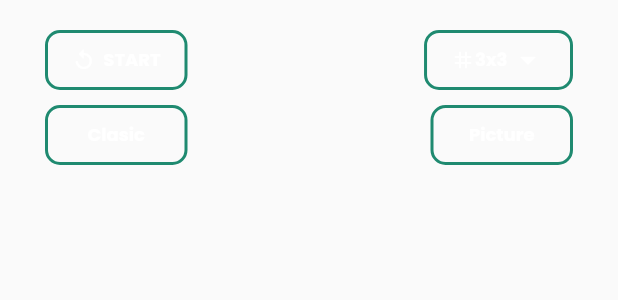
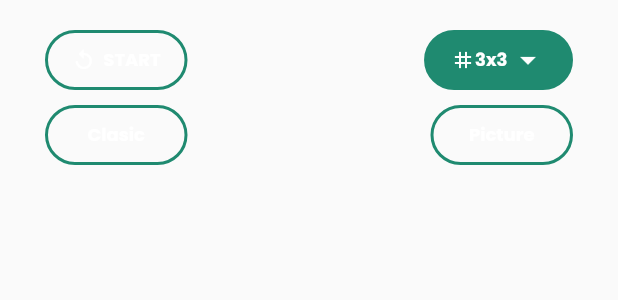
Before and after one commit to MichelVarela/flutter_puzzle_web, a Flutter app: the GameButtons widget shown alone on an empty page, opened directly, on a phone screen of 412 x 824 dp. Shown: the top 300 px of the screen. Run offline on Flutter 3.47's test engine with Material 2 defaults, Android fonts, the phone set to English and light mode, and no system bars; our stand-ins replace equatable, flutter_hooks, go_router, google_fonts, hooks_riverpod, image_picker and 2 more.

Commit message:
add colors dinamic buttons in process

```diff
--- a/lib/src/widgets/button_outlined.dart
+++ b/lib/src/widgets/button_outlined.dart
@@ -18,13 +18,13 @@ class ButtonOutlined extends StatelessWidget {
   Widget build(BuildContext context) {
     return Material(
       color: Colors.transparent,
-      borderRadius: BorderRadius.circular(10.0),
+      borderRadius: BorderRadius.circular(20.0),
       child: InkWell(
         onTap: () => onTap(),
         child: Container(
             decoration: BoxDecoration(
               border: Border.all(width: 2.0, color: AppTheme.primary),
-              borderRadius: BorderRadius.circular(10.0),
+              borderRadius: BorderRadius.circular(20.0),
             ),
             height: 40.0,
             width: 95.0,
--- a/lib/src/widgets/game_buttons.dart
+++ b/lib/src/widgets/game_buttons.dart
@@ -1,5 +1,6 @@
 import 'package:flutter/material.dart';
 import 'package:my_app/src/themes/app_theme.dart';
+import 'package:my_app/src/utils/color_brightness.dart';
 import 'package:provider/provider.dart';
 
 import '../controllers/game_controller.dart';
@@ -13,6 +14,15 @@ class GameButtons extends StatelessWidget {
   Widget build(BuildContext context) {
     final controller = context.watch<GameController>();
     final image = Provider.of<GameController>(context, listen: false).bytes;
+    final palette = Provider.of<GameController>(context, listen: false).palette;
+    Color button() {
+      if (palette != null) {
+        if (palette.vibrantColor?.color != null) {
+          return palette.vibrantColor!.color;
+        }
+      }
+      return AppTheme.primary;
+    }
     final state = controller.state;
 
     return Padding(
@@ -30,16 +40,18 @@ class GameButtons extends StatelessWidget {
               const SizedBox(width: 20.0),
               Container(
                 decoration: BoxDecoration(
-                  border: Border.all(width: 2.0, color: AppTheme.primary),
-                  borderRadius: BorderRadius.circular(10.0),
+                  color: button(),
+                  border: Border.all(width: 2.0, color: button()),
+                  borderRadius: BorderRadius.circular(20.0),
                 ),
                 height: 40.0,
                 padding: const EdgeInsets.symmetric(horizontal: 16.0),
                 child: DropdownButton<int>(
+                  dropdownColor: button(),
                   borderRadius: BorderRadius.circular(10.0),
                   underline: Container(height: 0.0),
                   iconEnabledColor: AppTheme.white,
-                  items: [3, 4, 5, 6]
+                  items: [3, 4, 5]
                       .map(
                         (e) => DropdownMenuItem(
                           value: e,
--- a/pubspec.yaml
+++ b/pubspec.yaml
@@ -44,6 +44,7 @@ dependencies:
   image: ^4.0.12
   image_picker: ^0.8.6+1
   palette_generator: ^0.3.3+2
+  google_fonts: ^4.0.3
 
 dev_dependencies:
   flutter_test:
```
Also changed, not shown: lib/src/screens/game/game_screen_large.dart (+16 -0 lines), lib/src/screens/game/game_screen_medium.dart (+16 -0 lines).
